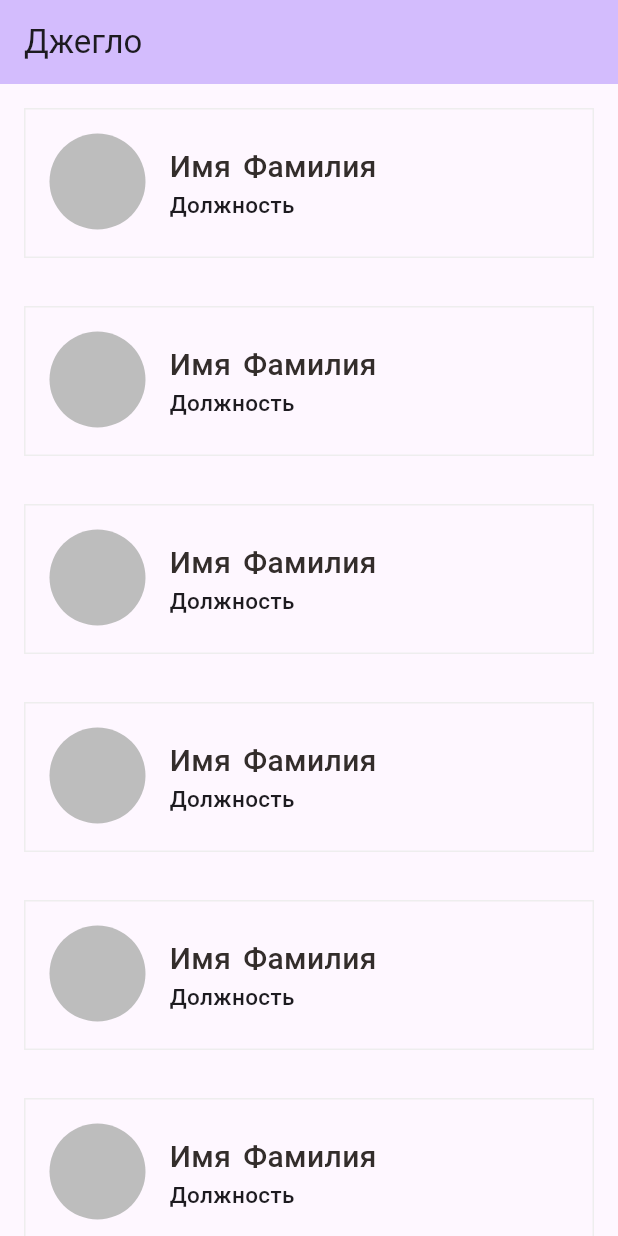
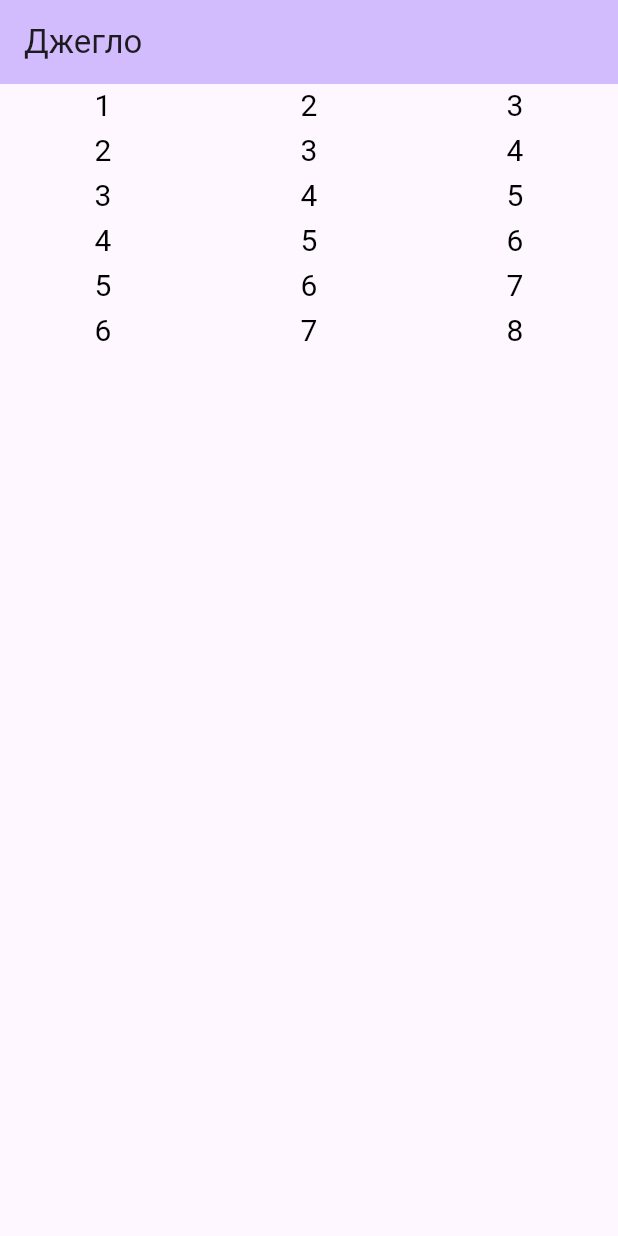
Before and after one commit to dimad2602/FlutterCourse, a Flutter app: the screen it shows after launch, on a phone screen of 412 x 824 dp. Run offline on Flutter 3.47's test engine with Material 2 defaults, Android fonts, the phone set to English and light mode, and no system bars.

Commit message:
pr22 GridView

```diff
--- a/lib/main.dart
+++ b/lib/main.dart
@@ -1,4 +1,3 @@
-import 'package:curse_app_1/widgets/visit_card_widget.dart';
 import 'package:flutter/material.dart';
 
 void main() {
@@ -38,12 +37,27 @@ class _MyHomePageState extends State<MyHomePage> {
           backgroundColor: Theme.of(context).colorScheme.inversePrimary,
           title: Text(widget.title),
         ),
-      body: ListView.builder(
-        itemCount: 100,
+        body: GridView.builder(
+          gridDelegate: const SliverGridDelegateWithFixedCrossAxisCount(
+            crossAxisCount: 3,
+            mainAxisSpacing: 5.0,
+            mainAxisExtent: 25,
+          ),
           itemBuilder: (context, index) {
-          return const VisitCardWidget();
-        },
+            int row = 1 + index ~/ 3;
+            int col = index % 3;
+            int number = row + col;
+            return Center(
+              child: Text(
+                number.toString(),
+                style: const TextStyle(
+                  color: Colors.black,
+                  fontSize: 20.0,
+                ),
               ),
             );
+          },
+          itemCount: 3 * 6,
+        ));
   }
 }
--- a/lib/widgets/visit_card_widget.dart
+++ b/lib/widgets/visit_card_widget.dart
@@ -6,9 +6,7 @@ class VisitCardWidget extends StatelessWidget {
 
   @override
   Widget build(BuildContext context) {
-    return Padding(
-      padding: const EdgeInsets.all(16.0),
-      child: Container(
+    return Container(
       height: 100,
       width: 300,
       decoration: BoxDecoration(
@@ -59,7 +57,6 @@ class VisitCardWidget extends StatelessWidget {
           )
         ],
       ),
-      ),
     );
   }
 }
```
Lines whose indentation alone changed are shown as unchanged.
